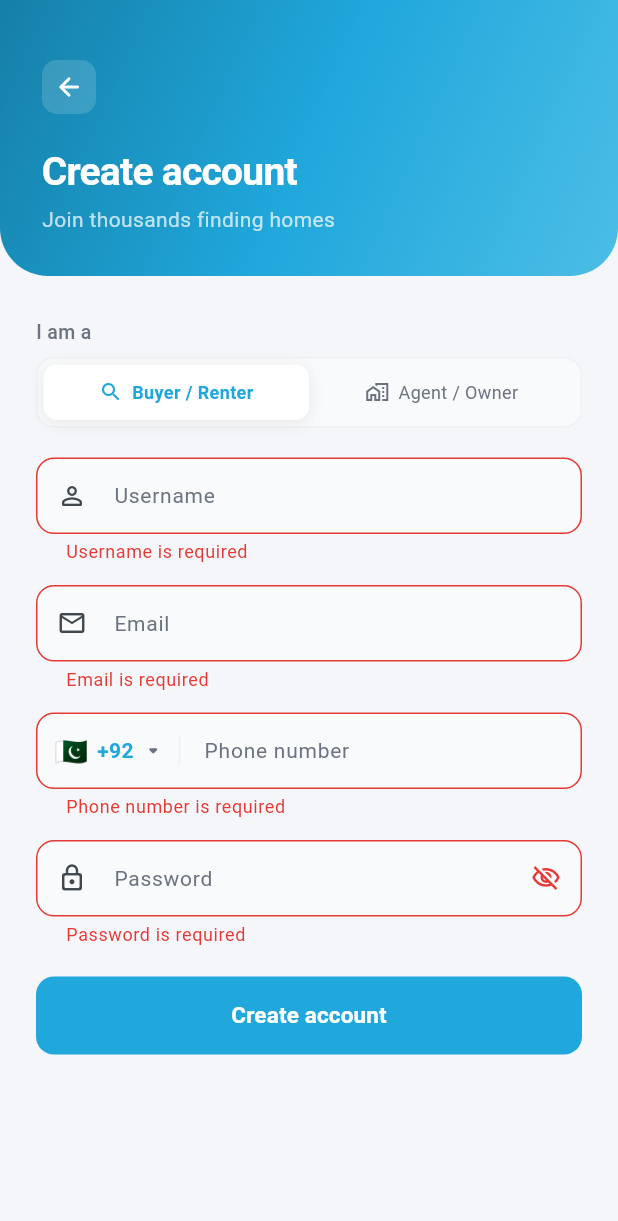
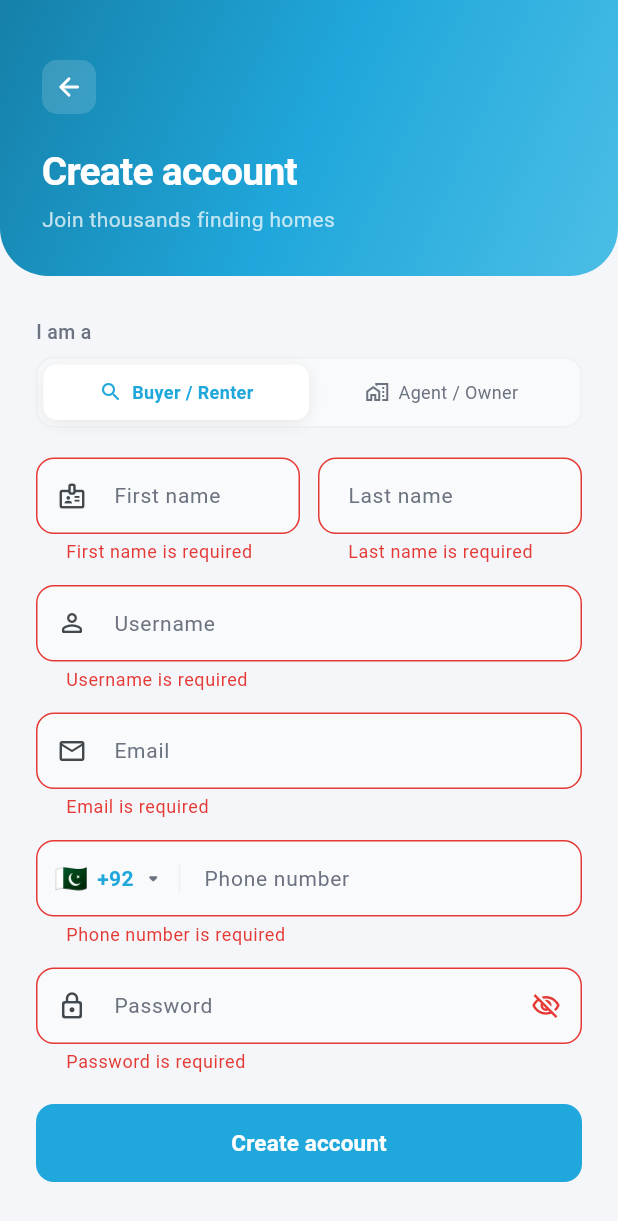
Before and after one commit to Sal205-dev/zameen-clone-flutter, a Flutter app: the SignupScreen screen opened directly, after a tap on "Create account", on a phone screen of 412 x 824 dp. Shown: the top 1221 px of the screen. Run offline on Flutter 3.47's test engine with Material 3 defaults, Android fonts, the phone set to English and light mode, and no system bars; our stand-ins replace dio, easy_localization, flutter_map, flutter_riverpod, flutter_secure_storage, go_router and 3 more; missing offline and left inert: window_manager; accounts and stored records are empty.

Commit message:
Add required first/last name fields to signup form
No special validation beyond required-non-empty - they're sent as
first_name/last_name alongside the other signup fields.

```diff
--- a/flutter_app/assets/translations/en.json
+++ b/flutter_app/assets/translations/en.json
@@ -23,6 +23,10 @@
   "field_password": "Password",
   "field_email": "Email",
   "field_phone": "Phone number",
+  "field_first_name": "First name",
+  "field_last_name": "Last name",
+  "error_first_name_required": "First name is required",
+  "error_last_name_required": "Last name is required",
   "error_username_required": "Username is required",
   "error_username_min_length": "Minimum 3 characters",
   "error_password_required": "Password is required",
--- a/flutter_app/assets/translations/ur.json
+++ b/flutter_app/assets/translations/ur.json
@@ -23,6 +23,10 @@
   "field_password": "پاس ورڈ",
   "field_email": "ای میل",
   "field_phone": "فون نمبر",
+  "field_first_name": "پہلا نام",
+  "field_last_name": "آخری نام",
+  "error_first_name_required": "پہلا نام درکار ہے",
+  "error_last_name_required": "آخری نام درکار ہے",
   "error_username_required": "یوزر نیم درکار ہے",
   "error_username_min_length": "کم از کم 3 حروف",
   "error_password_required": "پاس ورڈ درکار ہے",
--- a/flutter_app/lib/features/auth/data/auth_repository.dart
+++ b/flutter_app/lib/features/auth/data/auth_repository.dart
@@ -15,6 +15,8 @@ class AuthRepository {
     required String password,
     required String phone,
     required String role,
+    required String firstName,
+    required String lastName,
   }) async {
     try {
       await _dio.post('/auth/signup/', data: {
@@ -23,6 +25,8 @@ class AuthRepository {
         'password': password,
         'phone': phone,
         'role': role,
+        'first_name': firstName,
+        'last_name': lastName,
       });
     } on DioException catch (e) {
       throw _parseError(e);
--- a/flutter_app/lib/features/auth/domain/user_model.dart
+++ b/flutter_app/lib/features/auth/domain/user_model.dart
@@ -5,6 +5,8 @@ class UserModel {
   final String email;
   final String phone;
   final String role; // 'buyer' | 'agent' | 'admin'
+  final String firstName;
+  final String lastName;
   final bool emailVerified;
 
   const UserModel({
@@ -13,6 +15,8 @@ class UserModel {
     required this.email,
     required this.phone,
     required this.role,
+    this.firstName = '',
+    this.lastName = '',
     this.emailVerified = false,
   });
 
@@ -28,6 +32,8 @@ class UserModel {
       email:    json['email'] as String? ?? '',
       phone:    json['phone'] as String? ?? '',
       role:     json['role'] as String? ?? 'buyer',
+      firstName: json['first_name'] as String? ?? '',
+      lastName:  json['last_name'] as String? ?? '',
       emailVerified: json['email_verified'] as bool? ?? false,
     );
   }
--- a/flutter_app/lib/features/auth/presentation/providers/auth_provider.dart
+++ b/flutter_app/lib/features/auth/presentation/providers/auth_provider.dart
@@ -49,6 +49,8 @@ class AuthNotifier extends AsyncNotifier<UserModel?> {
     required String password,
     required String phone,
     required String role,
+    required String firstName,
+    required String lastName,
   }) async {
     state = const AsyncValue.loading();
     final repo = ref.read(authRepositoryProvider);
@@ -59,6 +61,8 @@ class AuthNotifier extends AsyncNotifier<UserModel?> {
         password: password,
         phone: phone,
         role: role,
+        firstName: firstName,
+        lastName: lastName,
       );
       // Log in right after signup so tokens are stored
       return repo.login(username: username, password: password);
--- a/flutter_app/lib/features/auth/presentation/screens/signup_screen.dart
+++ b/flutter_app/lib/features/auth/presentation/screens/signup_screen.dart
@@ -48,6 +48,8 @@ class SignupScreen extends ConsumerStatefulWidget {
 
 class _SignupScreenState extends ConsumerState<SignupScreen> {
   final _formKey = GlobalKey<FormState>();
+  final _firstNameController = TextEditingController();
+  final _lastNameController  = TextEditingController();
   final _usernameController = TextEditingController();
   final _emailController    = TextEditingController();
   final _phoneController    = TextEditingController();
@@ -80,6 +82,8 @@ class _SignupScreenState extends ConsumerState<SignupScreen> {
     _usernameTimer?.cancel();
     _emailTimer?.cancel();
     _phoneTimer?.cancel();
+    _firstNameController.dispose();
+    _lastNameController.dispose();
     _usernameController.dispose();
     _emailController.dispose();
     _phoneController.dispose();
@@ -217,6 +221,8 @@ class _SignupScreenState extends ConsumerState<SignupScreen> {
           password: _passwordController.text,
           phone: fullPhone,
           role: _role,
+          firstName: _firstNameController.text.trim(),
+          lastName: _lastNameController.text.trim(),
         );
   }
 
@@ -329,6 +335,42 @@ class _SignupScreenState extends ConsumerState<SignupScreen> {
                         ),
                       ),
                       const SizedBox(height: 20),
+
+                      // ── First / last name ────────────────────────
+                      Row(
+                        children: [
+                          Expanded(
+                            child: TextFormField(
+                              controller: _firstNameController,
+                              textInputAction: TextInputAction.next,
+                              onChanged: (_) => _clearError(),
+                              decoration: InputDecoration(
+                                labelText: 'field_first_name'.tr(),
+                                prefixIcon: const Icon(
+                                    Icons.badge_outlined, size: 20),
+                              ),
+                              validator: (v) => (v == null || v.trim().isEmpty)
+                                  ? 'error_first_name_required'.tr()
+                                  : null,
+                            ),
+                          ),
+                          const SizedBox(width: 12),
+                          Expanded(
+                            child: TextFormField(
+                              controller: _lastNameController,
+                              textInputAction: TextInputAction.next,
+                              onChanged: (_) => _clearError(),
+                              decoration: InputDecoration(
+                                labelText: 'field_last_name'.tr(),
+                              ),
+                              validator: (v) => (v == null || v.trim().isEmpty)
+                                  ? 'error_last_name_required'.tr()
+                                  : null,
+                            ),
+                          ),
+                        ],
+                      ),
+                      const SizedBox(height: 14),
 
                       // ── Username ─────────────────────────────────
                       TextFormField(
```
